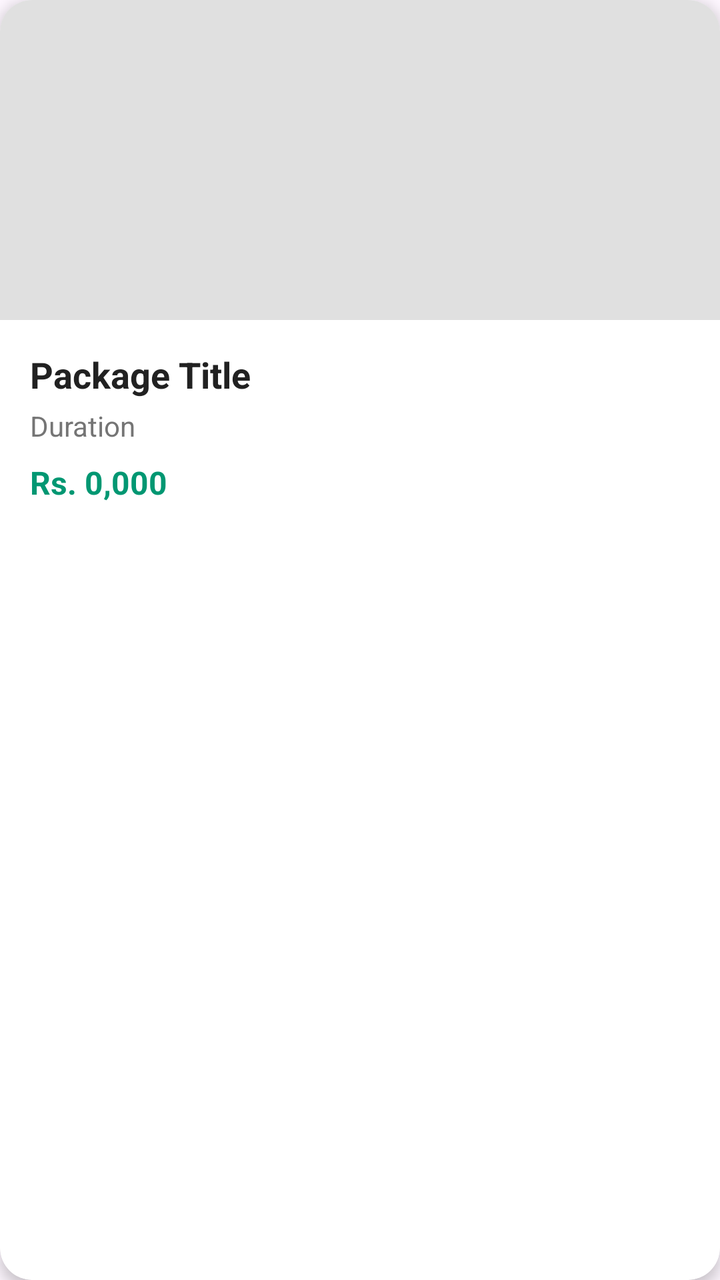
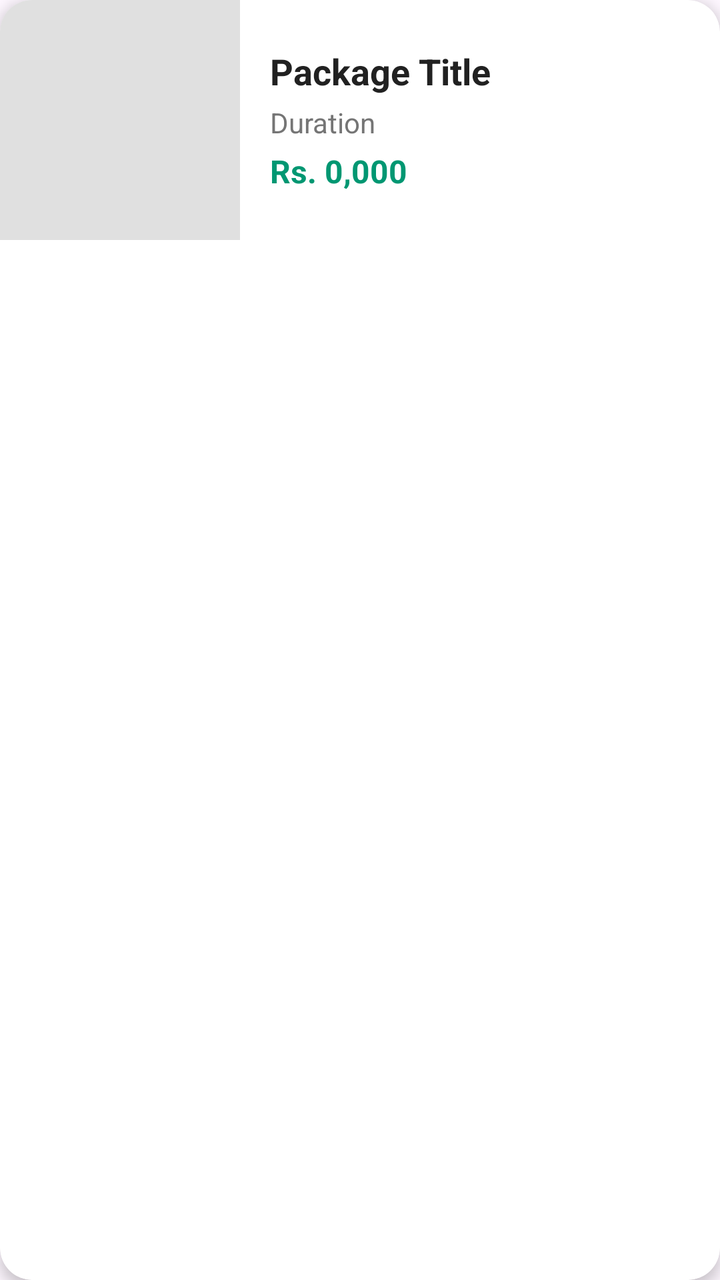

Before-and-after screenshots of an Android layout around one commit, followed by the original layout XML and the change that was made.
<!-- AndroidManifest.xml: application theme Theme.CeyloTrip -->
<!-- res/layout/item_package.xml -->
<?xml version="1.0" encoding="utf-8"?>
<androidx.cardview.widget.CardView xmlns:android="http://schemas.android.com/apk/res/android"
    xmlns:app="http://schemas.android.com/apk/res-auto"
    android:layout_width="260dp"
    android:layout_height="wrap_content"
    android:layout_margin="10dp"
    app:cardCornerRadius="16dp"
    app:cardElevation="4dp"
    android:backgroundTint="#FFFFFF">

    <LinearLayout
        android:layout_width="match_parent"
        android:layout_height="wrap_content"
        android:orientation="vertical">

        <ImageView
            android:id="@+id/ivPackageImage"
            android:layout_width="match_parent"
            android:layout_height="160dp"
            android:scaleType="centerCrop"
            android:background="#E0E0E0"/> <LinearLayout
        android:layout_width="match_parent"
        android:layout_height="wrap_content"
        android:orientation="vertical"
        android:padding="15dp">

        <TextView
            android:id="@+id/tvPackageTitle"
            android:layout_width="wrap_content"
            android:layout_height="wrap_content"
            android:text="Package Title"
            android:textColor="#212121"
            android:textSize="18sp"
            android:textStyle="bold"
            android:layout_marginBottom="4dp"/>

        <TextView
            android:id="@+id/tvPackageDuration"
            android:layout_width="wrap_content"
            android:layout_height="wrap_content"
            android:text="Duration"
            android:textColor="#757575"
            android:textSize="14sp"
            android:layout_marginBottom="8dp"/>

        <TextView
            android:id="@+id/tvPackagePrice"
            android:layout_width="wrap_content"
            android:layout_height="wrap_content"
            android:text="Rs. 0,000"
            android:textColor="#009772"
            android:textSize="16sp"
            android:textStyle="bold"/>

    </LinearLayout>
    </LinearLayout>
</androidx.cardview.widget.CardView>
<!-- resources referenced by this layout -->
<resources>
  <style name="Theme.CeyloTrip" parent="Base.Theme.CeyloTrip" />
  <style name="Base.Theme.CeyloTrip" parent="Theme.Material3.DayNight.NoActionBar">
          
          
      </style>
</resources>

<!-- the commit's change to res/layout/item_package.xml (unified diff, before → after) -->
@@ -1,9 +1,10 @@
 <?xml version="1.0" encoding="utf-8"?>
 <androidx.cardview.widget.CardView xmlns:android="http://schemas.android.com/apk/res/android"
     xmlns:app="http://schemas.android.com/apk/res-auto"
-    android:layout_width="260dp"
+    android:layout_width="match_parent"
     android:layout_height="wrap_content"
-    android:layout_margin="10dp"
+    android:layout_marginHorizontal="15dp"
+    android:layout_marginVertical="8dp"
     app:cardCornerRadius="16dp"
     app:cardElevation="4dp"
     android:backgroundTint="#FFFFFF">
@@ -11,47 +12,50 @@
     <LinearLayout
         android:layout_width="match_parent"
         android:layout_height="wrap_content"
-        android:orientation="vertical">
+        android:orientation="horizontal"
+        android:gravity="center_vertical">
 
         <ImageView
             android:id="@+id/ivPackageImage"
+            android:layout_width="120dp"
+            android:layout_height="120dp"
+            android:scaleType="centerCrop"
+            android:background="#E0E0E0"/>
+
+        <LinearLayout
             android:layout_width="match_parent"
-            android:layout_height="160dp"
-            android:scaleType="centerCrop"
-            android:background="#E0E0E0"/> <LinearLayout
-        android:layout_width="match_parent"
-        android:layout_height="wrap_content"
-        android:orientation="vertical"
-        android:padding="15dp">
+            android:layout_height="wrap_content"
+            android:orientation="vertical"
+            android:padding="15dp">
 
-        <TextView
-            android:id="@+id/tvPackageTitle"
-            android:layout_width="wrap_content"
-            android:layout_height="wrap_content"
-            android:text="Package Title"
-            android:textColor="#212121"
-            android:textSize="18sp"
-            android:textStyle="bold"
-            android:layout_marginBottom="4dp"/>
+            <TextView
+                android:id="@+id/tvPackageTitle"
+                android:layout_width="wrap_content"
+                android:layout_height="wrap_content"
+                android:text="Package Title"
+                android:textColor="#212121"
+                android:textSize="18sp"
+                android:textStyle="bold"
+                android:layout_marginBottom="4dp"/>
 
-        <TextView
-            android:id="@+id/tvPackageDuration"
-            android:layout_width="wrap_content"
-            android:layout_height="wrap_content"
-            android:text="Duration"
-            android:textColor="#757575"
-            android:textSize="14sp"
-            android:layout_marginBottom="8dp"/>
+            <TextView
+                android:id="@+id/tvPackageDuration"
+                android:layout_width="wrap_content"
+                android:layout_height="wrap_content"
+                android:text="Duration"
+                android:textColor="#757575"
+                android:textSize="14sp"
+                android:layout_marginBottom="4dp"/>
 
-        <TextView
-            android:id="@+id/tvPackagePrice"
-            android:layout_width="wrap_content"
-            android:layout_height="wrap_content"
-            android:text="Rs. 0,000"
-            android:textColor="#009772"
-            android:textSize="16sp"
-            android:textStyle="bold"/>
+            <TextView
+                android:id="@+id/tvPackagePrice"
+                android:layout_width="wrap_content"
+                android:layout_height="wrap_content"
+                android:text="Rs. 0,000"
+                android:textColor="#009772"
+                android:textSize="16sp"
+                android:textStyle="bold"/>
 
-    </LinearLayout>
+        </LinearLayout>
     </LinearLayout>
 </androidx.cardview.widget.CardView>
